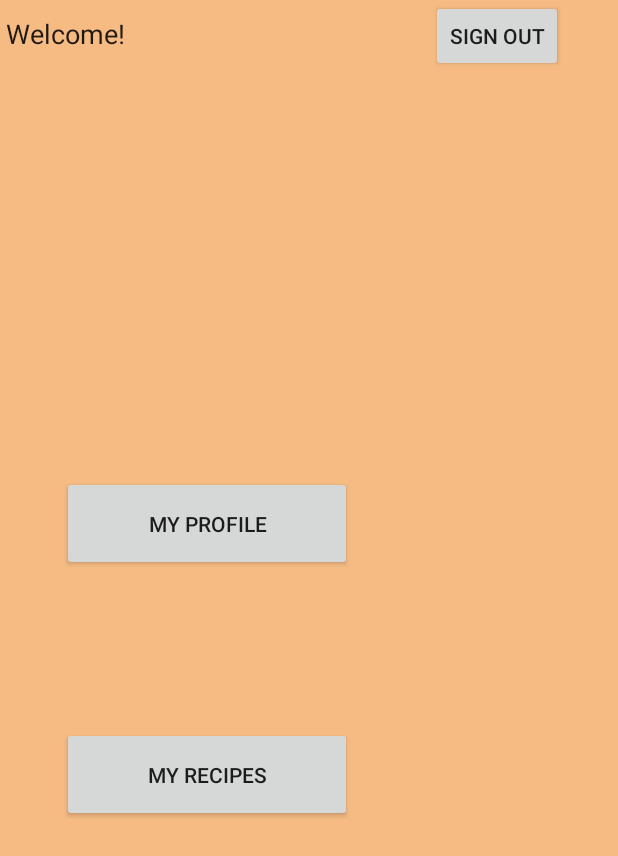
After one commit to squaddro/TANDIR, an Android app: the layout activity_landing.xml on its own in the app's theme, with its tools: preview values and no code run, on a phone screen of 412 x 824 dp. The commit adds this screen. Shown: the top 856 px of the screen. Run offline under Robolectric (Android 15) with nearby library versions, the phone set to English and light mode, and no system bars; Roboto replaces fonts that are not available here.

Commit message:
Temporary template for landing page

```diff
--- /dev/null
+++ b/app/src/main/java/com/squadro/tandir/LandingActivity.java
@@ -0,0 +1,13 @@
+package com.squadro.tandir;
+
+import android.support.v7.app.AppCompatActivity;
+import android.os.Bundle;
+
+public class LandingActivity extends AppCompatActivity {
+
+    @Override
+    protected void onCreate(Bundle savedInstanceState) {
+        super.onCreate(savedInstanceState);
+        setContentView(R.layout.activity_landing);
+    }
+}
--- a/app/src/main/java/com/squadro/tandir/MainActivity.java
+++ b/app/src/main/java/com/squadro/tandir/MainActivity.java
@@ -1,6 +1,5 @@
 package com.squadro.tandir;
 
-import android.app.Activity;
 import android.content.Intent;
 import android.support.v7.app.AppCompatActivity;
 import android.os.Bundle;
@@ -20,7 +19,7 @@
         //Toast.makeText(this,"HELLOOOO",Toast.LENGTH_LONG).show();
         if (view.getId() == R.id.button_signin) {
             startActivity(new Intent(MainActivity.this, SignInActivity.class));
-        } else if (view.getId() == R.id.button_signup) {
+        }else if (view.getId() == R.id.button_signup) {
             startActivity(new Intent(MainActivity.this, SignUpActivity.class));
         }
     }
--- a/app/src/main/java/com/squadro/tandir/SignInActivity.java
+++ b/app/src/main/java/com/squadro/tandir/SignInActivity.java
@@ -1,5 +1,6 @@
 package com.squadro.tandir;
 
+import android.content.Intent;
 import android.support.v7.app.ActionBar;
 import android.support.v7.app.AppCompatActivity;
 import android.os.Bundle;
@@ -68,6 +69,11 @@
                 Status status = new Status(response.body().get("status").getAsInt(),
                         response.body().get("message").toString());
                 Toast.makeText(getBaseContext(),status.toString(),Toast.LENGTH_LONG).show();
+
+                if(status.getStatus() == 100){
+                    openLandingActivity();
+                }
+
             }
 
             @Override
@@ -78,4 +84,9 @@
 
 
     }
+
+    public void openLandingActivity(){
+        Intent intent = new Intent(this, LandingActivity.class);
+        startActivity(intent);
+    }
 }
--- /dev/null
+++ b/app/src/main/res/layout/activity_landing.xml
@@ -0,0 +1,67 @@
+<?xml version="1.0" encoding="utf-8"?>
+<android.support.constraint.ConstraintLayout xmlns:android="http://schemas.android.com/apk/res/android"
+    xmlns:app="http://schemas.android.com/apk/res-auto"
+    xmlns:tools="http://schemas.android.com/tools"
+    android:layout_width="match_parent"
+    android:layout_height="match_parent"
+    android:background="@color/colorAccent"
+    tools:context="com.squadro.tandir.LandingActivity">
+
+    <Button
+        android:id="@+id/my_recipes"
+        android:layout_width="193dp"
+        android:layout_height="63dp"
+        android:layout_marginStart="8dp"
+        android:layout_marginLeft="8dp"
+        android:layout_marginEnd="8dp"
+        android:layout_marginRight="8dp"
+        android:layout_marginBottom="276dp"
+        android:text="My Recipes"
+        app:layout_constraintBottom_toBottomOf="parent"
+        app:layout_constraintEnd_toEndOf="parent"
+        app:layout_constraintHorizontal_bias="0.163"
+        app:layout_constraintStart_toStartOf="parent" />
+
+    <Button
+        android:id="@+id/profileButton"
+        android:layout_width="193dp"
+        android:layout_height="63dp"
+        android:layout_marginStart="8dp"
+        android:layout_marginLeft="8dp"
+        android:layout_marginTop="8dp"
+        android:layout_marginEnd="8dp"
+        android:layout_marginRight="8dp"
+        android:layout_marginBottom="8dp"
+        android:text="My Profile"
+        app:layout_constraintBottom_toBottomOf="parent"
+        app:layout_constraintEnd_toEndOf="parent"
+        app:layout_constraintHorizontal_bias="0.163"
+        app:layout_constraintStart_toStartOf="parent"
+        app:layout_constraintTop_toTopOf="parent"
+        app:layout_constraintVertical_bias="0.415" />
+
+    <Button
+        android:id="@+id/signOutButton"
+        android:layout_width="wrap_content"
+        android:layout_height="wrap_content"
+        android:layout_marginStart="8dp"
+        android:layout_marginLeft="8dp"
+        android:layout_marginEnd="8dp"
+        android:layout_marginRight="8dp"
+        android:text="Sign Out"
+        app:layout_constraintEnd_toEndOf="parent"
+        app:layout_constraintHorizontal_bias="0.908"
+        app:layout_constraintStart_toStartOf="parent"
+        tools:layout_editor_absoluteY="667dp" />
+
+    <EditText
+        android:id="@+id/WelcomingLanding"
+        android:layout_width="wrap_content"
+        android:layout_height="wrap_content"
+        android:ems="10"
+        android:inputType="textPersonName"
+        android:text="Welcome!"
+        tools:layout_editor_absoluteX="86dp"
+        tools:layout_editor_absoluteY="55dp" />
+
+</android.support.constraint.ConstraintLayout>
```
